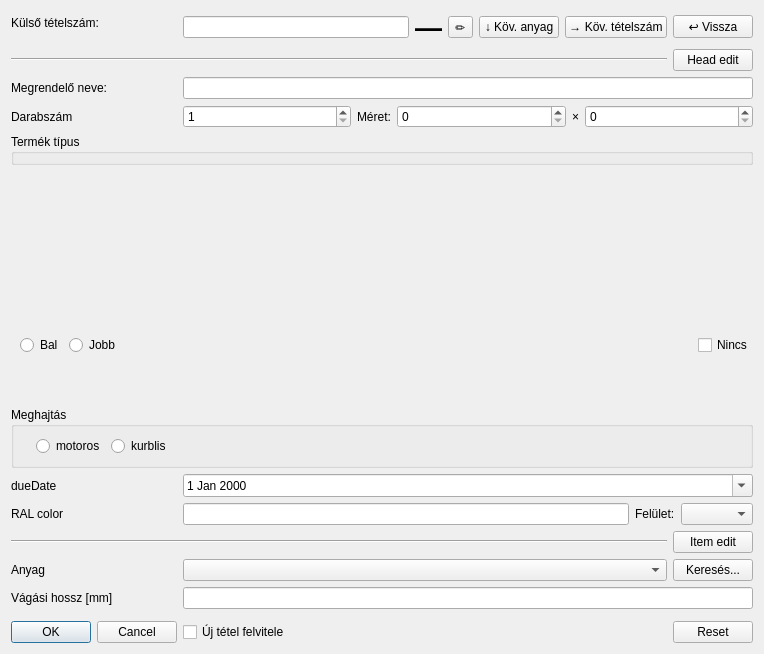
horvathzoltan/cutplannerpro, file view/dialog/input/addinputdialog.ui: the form before one commit.
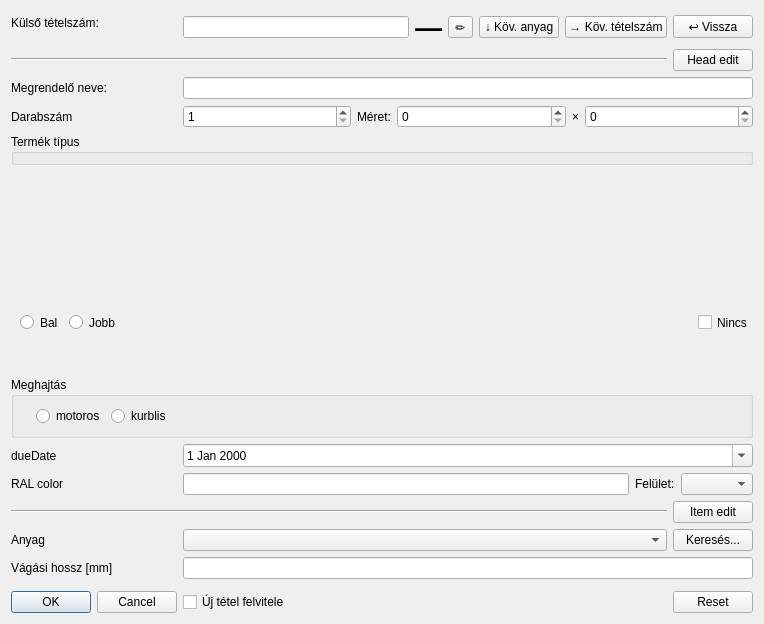
The form after the commit.

What changed in the file:
```diff
--- a/view/dialog/input/addinputdialog.ui
+++ b/view/dialog/input/addinputdialog.ui
@@ -7,7 +7,7 @@
     <x>0</x>
     <y>0</y>
     <width>764</width>
-    <height>654</height>
+    <height>624</height>
    </rect>
   </property>
   <property name="sizePolicy">
@@ -371,7 +371,7 @@
    <item row="23" column="0" colspan="2">
     <layout class="QHBoxLayout" name="layout_colorPreview"/>
    </item>
-   <item row="31" column="0">
+   <item row="26" column="0">
     <widget class="QDialogButtonBox" name="buttonBox">
      <property name="orientation">
       <enum>Qt::Orientation::Horizontal</enum>
@@ -381,7 +381,7 @@
      </property>
     </widget>
    </item>
-   <item row="31" column="1">
+   <item row="26" column="1">
     <layout class="QHBoxLayout" name="horizontalLayout_8">
      <item>
       <widget class="QCheckBox" name="chk_Repeat">
```
Left out of the diff: 86 changed lines with no effect on the pictures.
